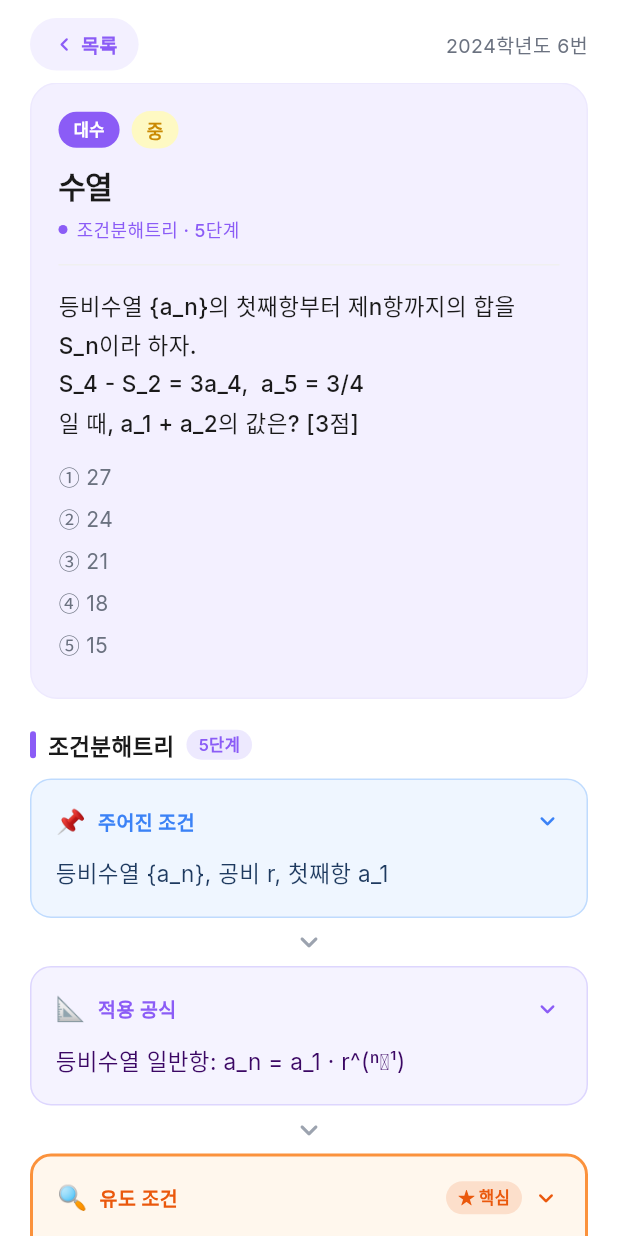
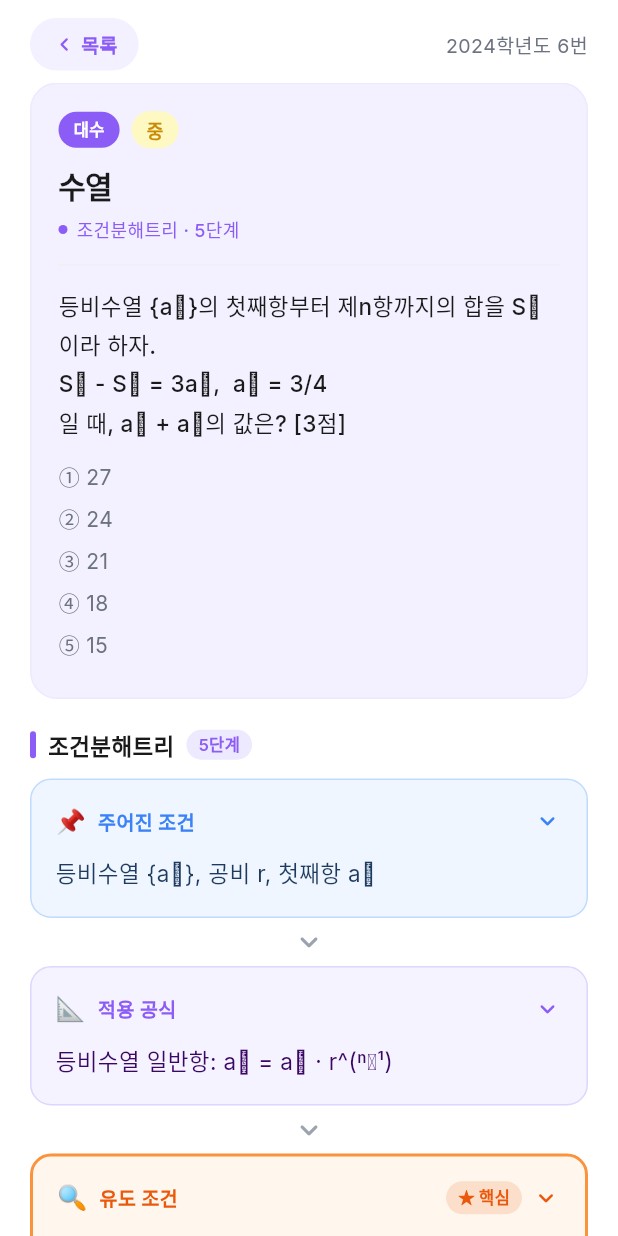
Before and after one commit to yongal74/mathbot-app, a Flutter app: the screen it shows after launch, after a tap on "대수", on a phone screen of 412 x 824 dp. Run offline on Flutter 3.47's test engine with Material 3 defaults, Android fonts, the phone set to English and light mode, and no system bars; our stand-ins replace flutter_tts, google_fonts, image_picker, shared_preferences; project files that could hold a hidden picture were left out.

Commit message:
fix: LaTeX 중괄호 지수/첨자, lim, n제곱근 등 수식 전면 처리

```diff
--- a/lib/core/math_format.dart
+++ b/lib/core/math_format.dart
@@ -1,28 +1,32 @@
-/// 수학 표기를 위첨자(Unicode superscript)로 변환
-/// x^3 → x³,  3^(2/3) → 3^(²/₃),  √24 → √24
+/// 수학 표기를 Unicode 위/아래첨자로 변환
 
 const _supDigits = {
   '0': '⁰', '1': '¹', '2': '²', '3': '³', '4': '⁴',
   '5': '⁵', '6': '⁶', '7': '⁷', '8': '⁸', '9': '⁹',
   'n': 'ⁿ', 'm': 'ᵐ', 'k': 'ᵏ', 'i': 'ⁱ', 'a': 'ᵃ',
-  '+': '⁺', '-': '⁻', '(': '⁽', ')': '⁾',
+  '+': '⁺', '-': '⁻',
 };
 
 const _subDigits = {
   '0': '₀', '1': '₁', '2': '₂', '3': '₃', '4': '₄',
-  '5': '₅', '6': '⁶', '7': '₇', '8': '₈', '9': '₉',
+  '5': '₅', '6': '₆', '7': '₇', '8': '₈', '9': '₉',
+  'n': 'ₙ', 'm': 'ₘ', 'k': 'ₖ', 'i': 'ᵢ',
+  'a': 'ₐ', 'e': 'ₑ', 'r': 'ᵣ',
 };
 
 String _toSup(String s) =>
     s.split('').map((c) => _supDigits[c] ?? c).join();
 
+String _toSub(String s) =>
+    s.split('').map((c) => _subDigits[c] ?? c).join();
+
 String _toFrac(String expr) {
-  // 분수 형태 2/3 → ²⁄₃
-  final fracMatch = RegExp(r'^(\d+)/(\d+)$').firstMatch(expr);
-  if (fracMatch != null) {
-    final num = fracMatch[1]!.split('').map((c) => _supDigits[c] ?? c).join();
-    final den = fracMatch[2]!.split('').map((c) => _subDigits[c] ?? c).join();
-    return '$num⁄$den';
+  // 2/3 → ²⁄₃
+  final m = RegExp(r'^(\d+)/(\d+)$').firstMatch(expr);
+  if (m != null) {
+    final n = m[1]!.split('').map((c) => _supDigits[c] ?? c).join();
+    final d = m[2]!.split('').map((c) => _subDigits[c] ?? c).join();
+    return '$n⁄$d';
   }
   return _toSup(expr);
 }
@@ -30,29 +34,68 @@ String _toFrac(String expr) {
 String mathToKorean(String text) {
   String s = text;
 
-  // 1단계: word^(분수)  e.g. 3^(2/3) → 3^(²⁄₃)
+  // ① LaTeX 중괄호 위첨자: a^{expr} → aᵉˣᵖʳ
+  s = s.replaceAllMapped(
+    RegExp(r'([A-Za-z0-9)\]]+)\^\{([^}]+)\}'),
+    (m) => '${m[1]}^(${m[2]})',  // 괄호로 정규화 후 아래서 재처리
+  );
+
+  // ② LaTeX 중괄호 아래첨자: a_{expr} → aₑₓₚᵣ
+  s = s.replaceAllMapped(
+    RegExp(r'([A-Za-z0-9)\]]+)_\{([^}]+)\}'),
+    (m) => '${m[1]}_(${m[2]})',  // 괄호로 정규화
+  );
+
+  // ③ lim_{...} / lim_{x→a} → lim(x→a)
+  s = s.replaceAllMapped(
+    RegExp(r'lim_\(([^)]+)\)'),
+    (m) => 'lim(${m[1]})',
+  );
+
+  // ④ word^(분수): 3^(2/3) → 3^(²⁄₃)
   s = s.replaceAllMapped(
     RegExp(r'([A-Za-z0-9]+)\^\(([^)]+)\)'),
     (m) => '${m[1]}^(${_toFrac(m[2]!)})',
   );
 
-  // 2단계: word^숫자/변수  e.g. x^3 → x³, a^n → aⁿ
+  // ⑤ word^숫자/변수: x^3 → x³, a^n → aⁿ
   s = s.replaceAllMapped(
     RegExp(r'([A-Za-z0-9]+)\^([0-9A-Za-z]+)'),
     (m) => '${m[1]}${_toSup(m[2]!)}',
   );
 
-  // 3단계: )^(분수)  e.g. (f(x))^(2/3) → (f(x))^(²⁄₃)
+  // ⑥ )^(분수): (f(x))^(2/3) → (f(x))^(²⁄₃)
   s = s.replaceAllMapped(
     RegExp(r'\)\^\(([^)]+)\)'),
     (m) => ')^(${_toFrac(m[1]!)})',
   );
 
-  // 4단계: )^n  e.g. (x³+3)^5 → (x³+3)⁵
+  // ⑦ )^n: (x³+3)^5 → (x³+3)⁵
   s = s.replaceAllMapped(
     RegExp(r'\)\^([0-9A-Za-z]+)'),
     (m) => ')${_toSup(m[1]!)}',
   );
 
+  // ⑧ 아래첨자 단순: S_4→S₄, a_n→aₙ, b_k→bₖ
+  s = s.replaceAllMapped(
+    RegExp(r'([A-Za-z])_([0-9A-Za-z]+)'),
+    (m) => '${m[1]}${_toSub(m[2]!)}',
+  );
+
+  // ⑨ 아래첨자 괄호형: a_(n+1) → a(n+1) 그대로 표기
+  s = s.replaceAllMapped(
+    RegExp(r'([A-Za-z])_\(([^)]+)\)'),
+    (m) => '${m[1]}(${m[2]})',
+  );
+
+  // ⑩ √숫자 앞에 숫자: 6√24 → ⁶√24 (n제곱근)
+  s = s.replaceAllMapped(
+    RegExp(r'(?<![A-Za-z0-9⁰-⁹])(\d)√'),
+    (m) => '${_toSup(m[1]!)}√',
+  );
+
+  // ⑪ π/n 분수: π/2 → π/2 (유지하되 앞뒤 공백 정리)
+  // ⑫ ∞ 기호 이미 OK
+
   return s;
 }
```
